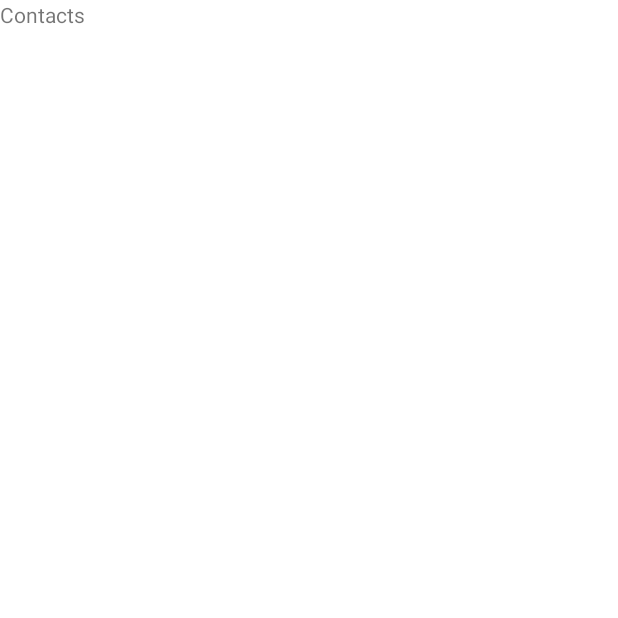
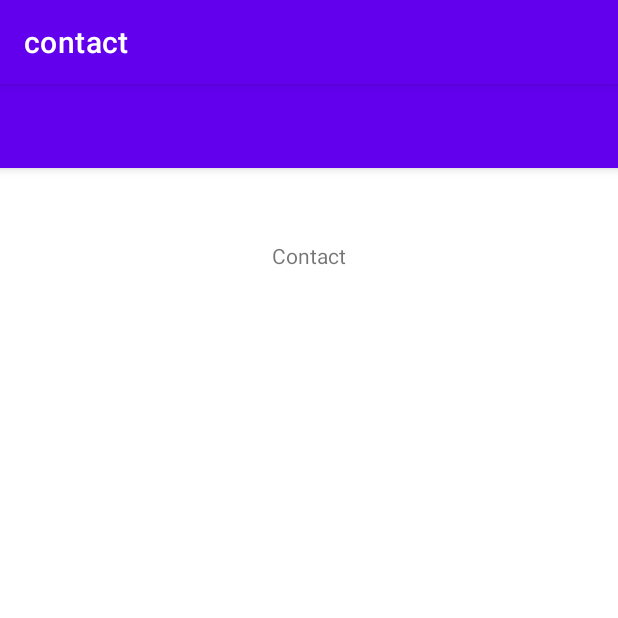
Before and after one commit to bryanlyucvts/asd_project_ii, an Android app built with Jetpack Compose: the ContactActivity screen opened directly, with no data from a screen before it, on a phone screen of 412 x 824 dp, the top half of it. Before the commit the part shown is almost empty. Run offline under Robolectric (Android 15) with nearby library versions, the phone set to English and light mode, and no system bars; 1 statement that could not run was skipped.

Commit message:
added taskbar to contactactivity... still have to figure out how to add buttons to task bar

```diff
--- a/app/src/main/java/com/example/asd/ContactActivity.kt
+++ b/app/src/main/java/com/example/asd/ContactActivity.kt
@@ -11,10 +11,21 @@ import androidx.compose.runtime.Composable
 import androidx.compose.ui.Modifier
 import androidx.compose.ui.tooling.preview.Preview
 import com.example.asd.ui.theme.AsdTheme
+import android.view.View
+import android.widget.TextView
+import androidx.appcompat.app.AppCompatActivity
+import androidx.appcompat.widget.Toolbar
 
-class ContactActivity : ComponentActivity() {
+class ContactActivity : AppCompatActivity() {
+
     override fun onCreate(savedInstanceState: Bundle?) {
         super.onCreate(savedInstanceState)
         setContentView(R.layout.activity_contact)
+
+        // assigning ID of the toolbar to a variable
+        val toolbar = findViewById<View>(R.id.toolbar) as Toolbar
+
+        // using toolbar as ActionBar
+        setSupportActionBar(toolbar)
     }
 }
--- a/app/src/main/res/layout/activity_contact.xml
+++ b/app/src/main/res/layout/activity_contact.xml
@@ -1,15 +1,41 @@
 <?xml version="1.0" encoding="utf-8"?>
-<LinearLayout xmlns:android="http://schemas.android.com/apk/res/android"
+<androidx.constraintlayout.widget.ConstraintLayout
+    xmlns:android="http://schemas.android.com/apk/res/android"
     xmlns:app="http://schemas.android.com/apk/res-auto"
     xmlns:tools="http://schemas.android.com/tools"
     android:layout_width="match_parent"
     android:layout_height="match_parent"
-    tools:context=".ContactActivity">
+    tools:context=".MainActivity">
+
+    <com.google.android.material.appbar.AppBarLayout
+        android:id="@+id/appBarLayout2"
+        android:layout_width="0dp"
+        android:layout_height="wrap_content"
+        app:layout_constraintEnd_toEndOf="parent"
+        app:layout_constraintStart_toStartOf="parent"
+        app:layout_constraintTop_toTopOf="parent">
+
+        <androidx.appcompat.widget.Toolbar
+            android:id="@+id/toolbar"
+            android:layout_width="match_parent"
+            android:layout_height="wrap_content"
+            android:background="?attr/colorPrimary"
+            android:minHeight="?attr/actionBarSize"
+            android:theme="?attr/actionBarTheme"
+            tools:layout_editor_absoluteX="0dp"
+            tools:layout_editor_absoluteY="0dp" />
+
+    </com.google.android.material.appbar.AppBarLayout>
 
     <TextView
-        android:id="@+id/textView2"
+        android:id="@+id/textView"
         android:layout_width="wrap_content"
         android:layout_height="wrap_content"
-        android:layout_weight="1"
-        android:text="Contacts" />
-</LinearLayout>
+        android:layout_marginBottom="540dp"
+        android:text="Contact"
+        app:layout_constraintBottom_toBottomOf="parent"
+        app:layout_constraintLeft_toLeftOf="parent"
+        app:layout_constraintRight_toRightOf="parent"
+        app:layout_constraintTop_toTopOf="@+id/appBarLayout2" />
+
+</androidx.constraintlayout.widget.ConstraintLayout>
```
